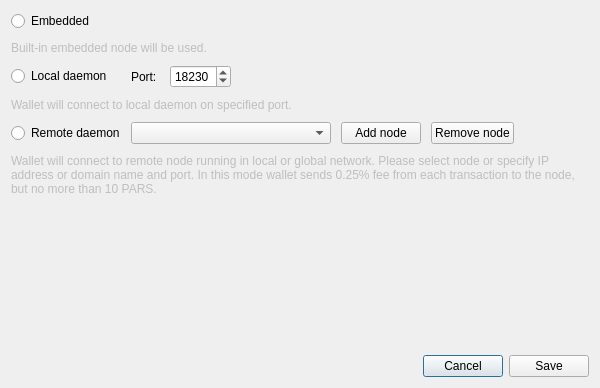
First picture: the form in src/gui/ui/connectionsettingsdialog.ui, repository ParsiCoin/parsipay, before the edit.
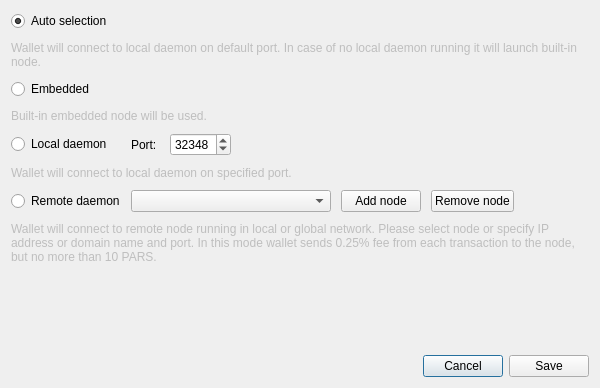
Second picture: the form after the edit. Icons and pictures are not drawn.

Commit message: bringing back auto mode

```diff
--- a/src/gui/ui/connectionsettingsdialog.ui
+++ b/src/gui/ui/connectionsettingsdialog.ui
@@ -56,21 +56,40 @@
      <property name="verticalSpacing">
       <number>10</number>
      </property>
-     <item row="2" column="0">
-      <widget class="QRadioButton" name="radioButton_3">
-       <property name="text">
-        <string>Local daemon</string>
-       </property>
-      </widget>
-     </item>
      <item row="0" column="0">
+      <widget class="QRadioButton" name="radioButton_1">
+       <property name="enabled">
+        <bool>true</bool>
+       </property>
+       <property name="text">
+        <string>Auto selection</string>
+       </property>
+       <property name="checked">
+        <bool>true</bool>
+       </property>
+      </widget>
+     </item>
+     <item row="1" column="0" colspan="2">
+      <widget class="QLabel" name="label">
+       <property name="enabled">
+        <bool>false</bool>
+       </property>
+       <property name="text">
+        <string>Wallet will connect to local daemon on default port. In case of no local daemon running it will launch built-in node.</string>
+       </property>
+       <property name="wordWrap">
+        <bool>true</bool>
+       </property>
+      </widget>
+     </item>
+     <item row="2" column="0">
       <widget class="QRadioButton" name="radioButton_2">
        <property name="text">
         <string>Embedded</string>
        </property>
       </widget>
      </item>
-     <item row="1" column="0" colspan="2">
+     <item row="3" column="0" colspan="2">
       <widget class="QLabel" name="label_2">
        <property name="enabled">
         <bool>false</bool>
@@ -83,7 +102,14 @@
        </property>
       </widget>
      </item>
-     <item row="2" column="1">
+     <item row="4" column="0">
+      <widget class="QRadioButton" name="radioButton_3">
+       <property name="text">
+        <string>Local daemon</string>
+       </property>
+      </widget>
+     </item>
+     <item row="4" column="1">
       <layout class="QHBoxLayout" name="horizontalLayout_2">
        <property name="spacing">
         <number>10</number>
@@ -104,7 +130,7 @@
           <number>65535</number>
          </property>
          <property name="value">
-          <number>18230</number>
+          <number>32348</number>
          </property>
          <property name="displayIntegerBase">
           <number>10</number>
@@ -126,14 +152,7 @@
        </item>
       </layout>
      </item>
-     <item row="4" column="0">
-      <widget class="QRadioButton" name="radioButton_4">
-       <property name="text">
-        <string>Remote daemon</string>
-       </property>
-      </widget>
-     </item>
-     <item row="3" column="0" colspan="2">
+     <item row="5" column="0" colspan="2">
       <widget class="QLabel" name="label_4">
        <property name="enabled">
         <bool>false</bool>
@@ -146,32 +165,14 @@
        </property>
       </widget>
      </item>
-     <item row="5" column="0" colspan="2">
-      <widget class="QLabel" name="label_5">
-       <property name="enabled">
-        <bool>false</bool>
-       </property>
-       <property name="sizePolicy">
-        <sizepolicy hsizetype="Preferred" vsizetype="MinimumExpanding">
-         <horstretch>0</horstretch>
-         <verstretch>0</verstretch>
-        </sizepolicy>
-       </property>
-       <property name="minimumSize">
-        <size>
-         <width>0</width>
-         <height>40</height>
-        </size>
-       </property>
+     <item row="6" column="0">
+      <widget class="QRadioButton" name="radioButton_4">
        <property name="text">
-        <string>Wallet will connect to remote node running in local or global network. Please select node or specify IP address or domain name and port. In this mode wallet sends 0.25% fee from each transaction to the node, but no more than 10 PARS.</string>
-       </property>
-       <property name="wordWrap">
-        <bool>true</bool>
+        <string>Remote daemon</string>
        </property>
       </widget>
      </item>
-     <item row="4" column="1">
+     <item row="6" column="1">
       <layout class="QHBoxLayout" name="horizontalLayout_3">
        <property name="spacing">
         <number>10</number>
@@ -229,6 +230,31 @@
        </item>
       </layout>
      </item>
+     <item row="7" column="0" colspan="2">
+      <widget class="QLabel" name="label_5">
+       <property name="enabled">
+        <bool>false</bool>
+       </property>
+       <property name="sizePolicy">
+        <sizepolicy hsizetype="Preferred" vsizetype="MinimumExpanding">
+         <horstretch>0</horstretch>
+         <verstretch>0</verstretch>
+        </sizepolicy>
+       </property>
+       <property name="minimumSize">
+        <size>
+         <width>0</width>
+         <height>40</height>
+        </size>
+       </property>
+       <property name="text">
+        <string>Wallet will connect to remote node running in local or global network. Please select node or specify IP address or domain name and port. In this mode wallet sends 0.25% fee from each transaction to the node, but no more than 10 PARS.</string>
+       </property>
+       <property name="wordWrap">
+        <bool>true</bool>
+       </property>
+      </widget>
+     </item>
     </layout>
    </item>
    <item row="1" column="0">
```
